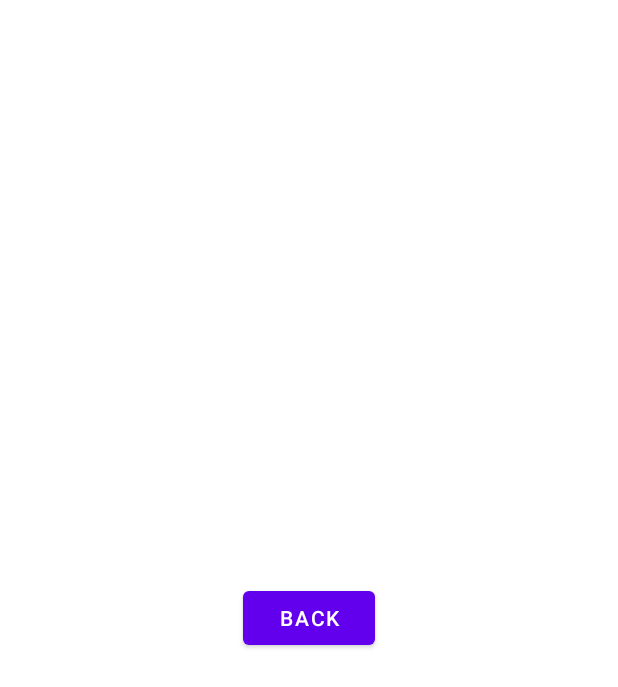
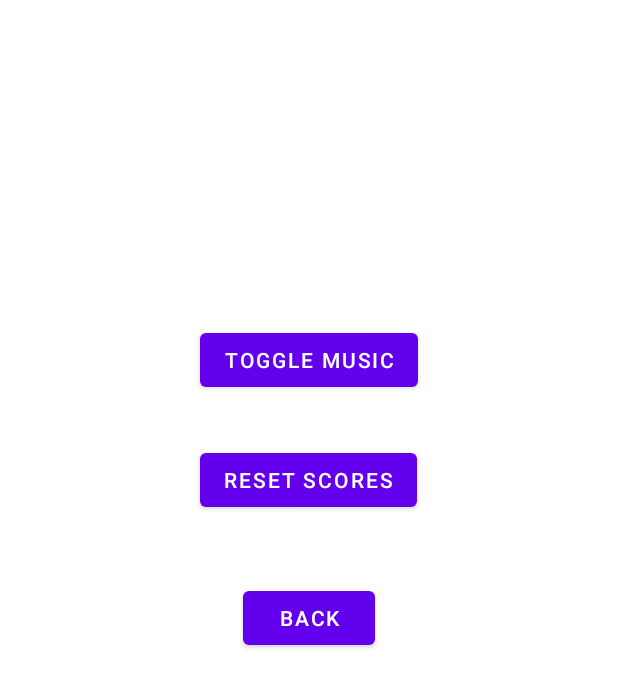
Before and after one commit to ddavid173/FinalApp, an Android app: the SettingsActivity screen opened directly, with no data from a screen before it, on a phone screen of 412 x 824 dp. Shown: the top 687 px of the screen. Run offline under Robolectric (Android 15) with nearby library versions, the phone set to English and light mode, and no system bars.

Commit message:
added more buttons

```diff
--- a/app/src/main/java/com/example/finalapp/SettingsActivity.kt
+++ b/app/src/main/java/com/example/finalapp/SettingsActivity.kt
@@ -10,6 +10,8 @@ class SettingsActivity : AppCompatActivity() {
 
     private lateinit var binding: ActivitySettingsBinding
     lateinit var settingsBackButton: Button
+    lateinit var resetScoreButton: Button
+    lateinit var musicToggleButton: Button
 
     override fun onCreate(savedInstanceState: Bundle?) {
         super.onCreate(savedInstanceState)
@@ -23,6 +25,18 @@ class SettingsActivity : AppCompatActivity() {
         settingsBackButton.setOnClickListener {
             toMain()
         }
+
+        //reset score button
+        resetScoreButton = findViewById(R.id.resetScoreButton)
+        resetScoreButton.setOnClickListener {
+            resetScores()
+        }
+
+        //music toggle button
+        musicToggleButton = findViewById(R.id.toggleMusic)
+        musicToggleButton.setOnClickListener {
+            musicToggle()
+        }
     }
 
     private fun toMain() {
@@ -30,5 +44,14 @@ class SettingsActivity : AppCompatActivity() {
         startActivity(intent)
     }
 
+    private fun resetScores(){
+        // will erase the list of scores saved on app
+    }
+
+    private fun musicToggle(){
+        //will toggle music on or off
+    }
+
+
 
 }
--- a/app/src/main/res/layout/activity_settings.xml
+++ b/app/src/main/res/layout/activity_settings.xml
@@ -15,4 +15,26 @@
         app:layout_constraintEnd_toEndOf="parent"
         app:layout_constraintStart_toStartOf="parent"
         app:layout_constraintTop_toTopOf="parent" />
+
+    <Button
+        android:id="@+id/resetScoreButton"
+        android:layout_width="wrap_content"
+        android:layout_height="wrap_content"
+        android:layout_marginBottom="44dp"
+        android:text="Reset Scores"
+        app:layout_constraintBottom_toTopOf="@+id/settingsBackButton"
+        app:layout_constraintEnd_toEndOf="parent"
+        app:layout_constraintHorizontal_bias="0.498"
+        app:layout_constraintStart_toStartOf="parent" />
+
+    <Button
+        android:id="@+id/toggleMusic"
+        android:layout_width="wrap_content"
+        android:layout_height="wrap_content"
+        android:layout_marginBottom="32dp"
+        android:text="Toggle Music"
+        app:layout_constraintBottom_toTopOf="@+id/resetScoreButton"
+        app:layout_constraintEnd_toEndOf="parent"
+        app:layout_constraintHorizontal_bias="0.501"
+        app:layout_constraintStart_toStartOf="parent" />
 </androidx.constraintlayout.widget.ConstraintLayout>
```
